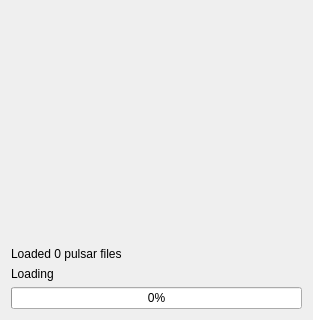
Qt form src/analytics.ui (vtyulb/BSA-Analytics) before a commit; both pictures show x 0 to 313 and y 1220 to 1540 of the 313 by 1540 pixel window.
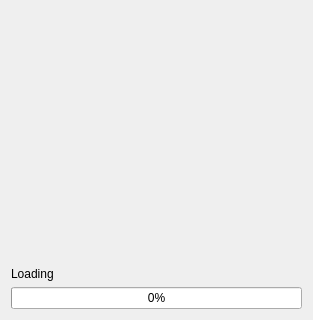
The same form after that commit.

Commit message: analytics status && F1

Diff of the .ui file:
```diff
--- a/src/analytics.ui
+++ b/src/analytics.ui
@@ -772,13 +772,6 @@
      </property>
     </spacer>
    </item>
-   <item>
-    <widget class="QLabel" name="pulsarsTotal">
-     <property name="text">
-      <string>Loaded 0 pulsar files</string>
-     </property>
-    </widget>
-   </item>
    <item>
     <widget class="QLabel" name="currentStatus">
      <property name="text">
```
The commit also changes 2 other files.
